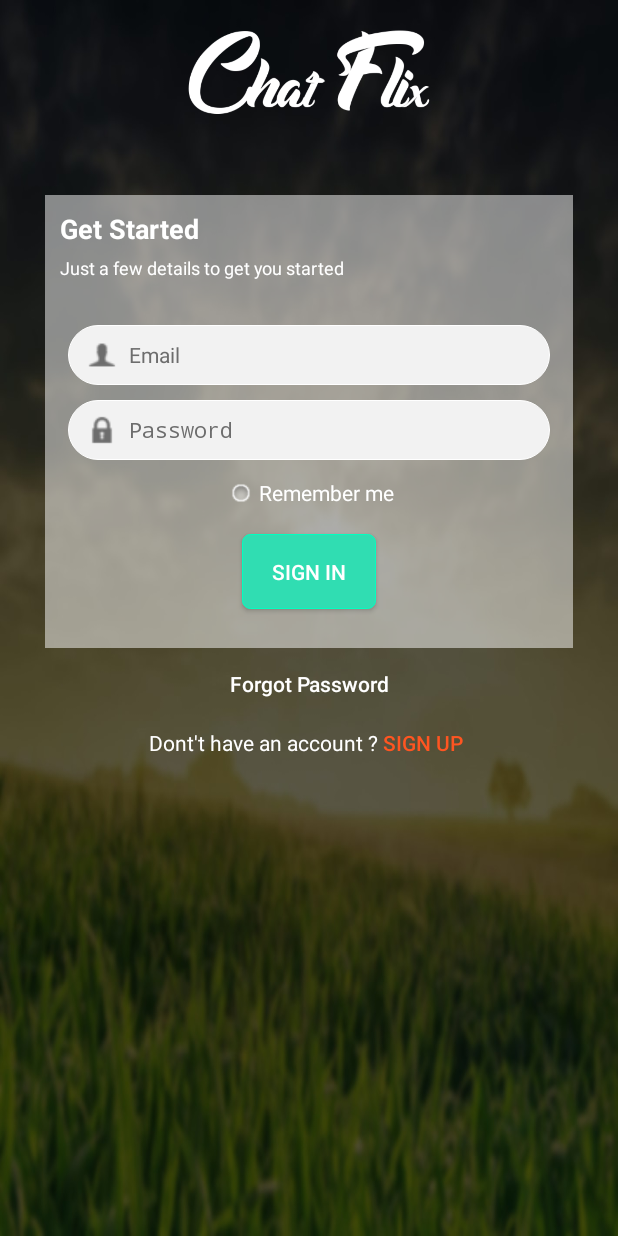
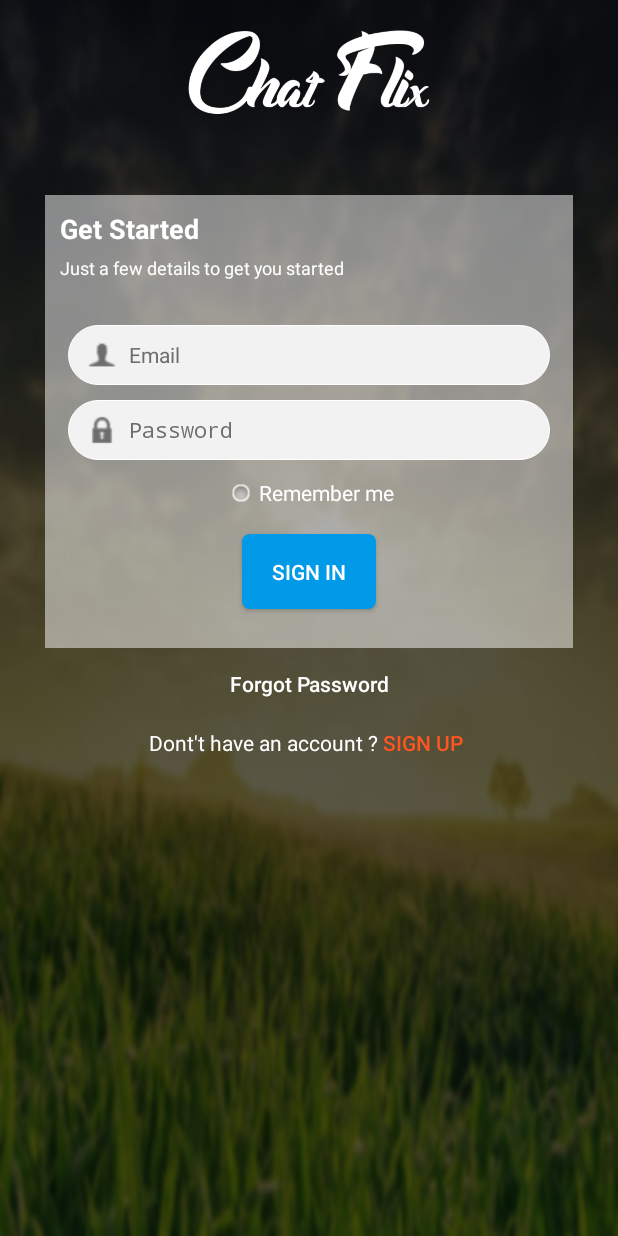
Before and after one commit to ChucNgo/ChatFlix, an Android app: the screen it shows after launch (LoginActivity), on a phone screen of 412 x 824 dp. Run offline under Robolectric (Android 15) with nearby library versions, the light colour scheme and no system bars; our stand-ins replace Firebase (no records; nobody signed in at launch, a user with empty details on screens opened directly); libraries missing offline, so code that uses them is left out: com.yarolegovich.lovelydialog; 2 statements that could not run were skipped.

Commit message:
change color button

```diff
--- a/app/src/main/res/drawable/register_button.xml
+++ b/app/src/main/res/drawable/register_button.xml
@@ -3,29 +3,29 @@
 
 <item android:state_pressed="false" android:state_focused="false">
     <shape>
-        <solid android:color="#30ddb2"/>
-        <stroke
-            android:width="0.1dp"
-            android:color="#00ffc0"/>
+        <solid android:color="@color/colorPrimary"/>
+        <!--<stroke-->
+            <!--android:width="0.1dp"-->
+            <!--android:color="#00ffc0"/>-->
         <corners android:radius="5dp"/>
     </shape>
 </item>
 
     <item android:state_pressed="true" android:state_focused="true">
         <shape>
-            <solid android:color="#14b48c"/>
-            <stroke
-                android:width="0.1dp"
-                android:color="#00ffc0"/>
-            <corners android:radius="5dp"/>
+            <solid android:color="@color/colorPrimaryDark"/>
+            <!--<stroke-->
+                <!--android:width="0.1dp"-->
+                <!--android:color="#00ffc0"/>-->
+            <!--<corners android:radius="5dp"/>-->
         </shape>
     </item>
     <item android:state_pressed="true" android:state_focused="false">
         <shape>
-            <solid android:color="#14b48c"/>
-            <stroke
-                android:width="0.1dp"
-                android:color="#00ffc0"/>
+            <solid android:color="@color/colorPrimaryDark"/>
+            <!--<stroke-->
+                <!--android:width="0.1dp"-->
+                <!--android:color="#00ffc0"/>-->
             <corners android:radius="5dp"/>
         </shape>
     </item>
--- a/app/src/main/res/layout/activity_login.xml
+++ b/app/src/main/res/layout/activity_login.xml
@@ -24,7 +24,7 @@
         <TextView
             android:layout_width="match_parent"
             android:layout_height="wrap_content"
-            android:text="Get Started"
+            android:text="@string/get_started"
             android:textColor="#fff"
             android:textSize="18sp"
             android:textStyle="bold"
@@ -36,7 +36,7 @@
         <TextView
             android:layout_width="match_parent"
             android:layout_height="wrap_content"
-            android:text="Just a few details to get you started"
+            android:text="@string/just_a_few_details_to_get_you_started"
             android:textColor="#fff"
             android:textSize="12sp"
             android:layout_marginBottom="30dp"
@@ -47,34 +47,32 @@
             android:id="@+id/txtEmailLogin"
             android:layout_width="match_parent"
             android:layout_height="40dp"
-            android:hint="Email"
+            android:hint="@string/placeholder_email"
             android:background="@drawable/rounded_white"
             android:layout_marginStart="15dp"
             android:layout_marginEnd="15dp"
-            android:drawableLeft="@drawable/ic_user_icon"
+            android:drawableStart="@drawable/ic_user_icon"
             android:textSize="14sp"
             android:drawablePadding="5dp"
             android:paddingStart="10dp"
             android:layout_marginBottom="10dp"
-            android:paddingLeft="10dp"
             android:textColorHint="#6d6d6d"
             android:inputType="textEmailAddress"/>
 
         <EditText
             android:layout_width="match_parent"
             android:layout_height="40dp"
-            android:hint="Password"
+            android:hint="@string/password"
             android:background="@drawable/rounded_white"
             android:layout_marginStart="15dp"
             android:layout_marginEnd="15dp"
-            android:drawableLeft="@drawable/ic_pass_icon"
+            android:drawableStart="@drawable/ic_pass_icon"
             android:textSize="14sp"
             android:drawablePadding="5dp"
             android:paddingStart="10dp"
             android:inputType="textPassword"
             android:id="@+id/txtPasswordLogin"
             android:layout_marginBottom="10dp"
-            android:paddingLeft="10dp"
             android:textColorHint="#6d6d6d"/>
 
         <!--<AutoCompleteTextView-->
@@ -111,7 +109,7 @@
              <TextView
                  android:layout_width="wrap_content"
                  android:layout_height="wrap_content"
-                 android:text="Remember me"
+                 android:text="@string/remember_me"
                  android:layout_gravity="center"
                  android:textColor="#fff"/>
 
@@ -124,7 +122,7 @@
             android:layout_width="wrap_content"
             android:layout_height="50dp"
             android:textColor="#fff"
-            android:text="Sign In"
+            android:text="@string/sign_in"
             android:textStyle="normal"
             android:background="@drawable/register_button"
             android:layout_gravity="center"
@@ -139,7 +137,7 @@
         android:id="@+id/btnForgotPassword"
         android:layout_width="wrap_content"
         android:layout_height="wrap_content"
-        android:text="Forgot Password"
+        android:text="@string/forgot_password"
         android:textColor="#fff"
         android:layout_below="@+id/linear"
         android:layout_centerHorizontal="true"
@@ -158,7 +156,7 @@
             android:layout_width="wrap_content"
             android:layout_height="30dp"
             android:textColor="#ffffff"
-            android:text="Dont't have an account ?"/>
+            android:text="@string/dont_t_have_an_account"/>
 
         <Button
             android:id="@+id/btnReg"
@@ -167,7 +165,7 @@
             android:background="@android:color/transparent"
             android:textColor="@color/colorAccent"
             android:textSize="14dp"
-            android:text="Sign up"/>
+            android:text="@string/sign_up"/>
 
     </LinearLayout>
 
--- a/app/src/main/res/layout/activity_main.xml
+++ b/app/src/main/res/layout/activity_main.xml
@@ -16,11 +16,11 @@
 
         <android.support.design.widget.TabLayout
             android:id="@+id/tabMain"
-            app:tabTextColor="@color/colorPrimaryDark"
-            android:background="@drawable/bg_tabbar"
+            app:tabTextColor="@color/off_white"
+            android:background="@color/colorPrimary"
             android:layout_width="match_parent"
             android:layout_height="wrap_content"
-            android:theme="@style/ThemeOverlay.AppCompat.Dark.ActionBar"></android.support.design.widget.TabLayout>
+            android:theme="@style/ThemeOverlay.AppCompat.Dark.ActionBar" />
 
     </android.support.design.widget.AppBarLayout>
 
--- a/app/src/main/res/menu/main_menu.xml
+++ b/app/src/main/res/menu/main_menu.xml
@@ -4,6 +4,6 @@
 
     <item
         android:icon="@drawable/logo"
-        android:id="@+id/about"
-        android:title="About" />
+        android:id="@+id/list_friend_request"
+        android:title="Lời mời kết bạn" />
 </menu>
--- a/app/src/main/res/values/colors.xml
+++ b/app/src/main/res/values/colors.xml
@@ -1,7 +1,9 @@
 <?xml version="1.0" encoding="utf-8"?>
 <resources>
-    <color name="colorPrimary">#607D8B</color>
-    <color name="colorPrimaryDark">#455A64</color>
+    <!--<color name="colorPrimary">#607D8B</color>-->
+    <color name="colorPrimary">#019AE8</color>
+    <!--<color name="colorPrimaryDark">#455A64</color>-->
+    <color name="colorPrimaryDark">#0076BF</color>
     <color name="colorPrimaryLight">#CFD8DC</color>
     <color name="chat_item_text">@color/colorPrimaryDark</color>
     <color name="chat_bg">#eceff1</color>
--- a/app/src/main/res/values/strings.xml
+++ b/app/src/main/res/values/strings.xml
@@ -8,5 +8,17 @@
     <string name="chat">CHAT</string>
     <string name="group">GROUP</string>
     <string name="info">INFO</string>
+    <string name="placeholder_name">Name</string>
+    <string name="placeholder_email">Email</string>
+    <string name="i_agree_to_the_terms_and_conditions">I agree to the Terms and Conditions</string>
+    <string name="register">Register</string>
+    <string name="get_started">Get Started</string>
+    <string name="just_a_few_details_to_get_you_started">Just a few details to get you started</string>
+    <string name="password">Password</string>
+    <string name="remember_me">Remember me</string>
+    <string name="sign_in">Sign In</string>
+    <string name="forgot_password">Forgot Password</string>
+    <string name="dont_t_have_an_account">Dont\'t have an account ?</string>
+    <string name="sign_up">Sign up</string>
 
 </resources>
```
Also changed, not shown: app/src/main/java/com/project/chatflix/MainActivity.java (+1 -20 lines), app/src/main/res/layout/activity_next_register.xml (+8 -14 lines), app/src/main/res/layout/app_bar_layout.xml (+27 -5 lines), app/src/main/res/drawable-hdpi/ic_request.png (added), app/src/main/res/drawable-mdpi/ic_request.png (added), app/src/main/res/drawable-xhdpi/ic_request.png (added), app/src/main/res/drawable-xxhdpi/ic_request.png (added), app/src/main/res/drawable-xxxhdpi/ic_request.png (added).
